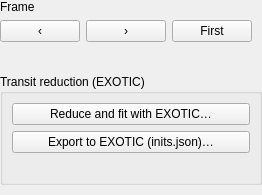
Above: nightscribe/gui/ui/ufe_visit_panel.ui from irydeo/nightscribe before the change. Below: the same form after it.
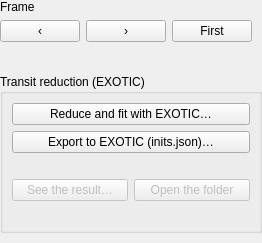
That is the form after the change.

Commit message: exotic: the result comes back to where it was launched from

```diff
--- a/nightscribe/gui/ui/ufe_visit_panel.ui
+++ b/nightscribe/gui/ui/ufe_visit_panel.ui
@@ -39,6 +39,13 @@
      <layout class="QVBoxLayout" name="vbox_exotic">
       <item><widget class="QPushButton" name="btn_exotic_reduce"><property name="text"><string>Reduce and fit with EXOTIC…</string></property><property name="toolTip"><string>Generate the visit's inits.json, run EXOTIC headless and import its light curve and fitted parameters. Uses the open frame as the reference and the sequence built above</string></property></widget></item>
       <item><widget class="QPushButton" name="btn_exotic_export"><property name="text"><string>Export to EXOTIC (inits.json)…</string></property><property name="toolTip"><string>Pre-filled EXOTIC initialization file: planet, observatory, camera and filter</string></property></widget></item>
+      <item><widget class="QLabel" name="lbl_exotic_result"><property name="text"><string/></property><property name="wordWrap"><bool>true</bool></property><property name="toolTip"><string>The last reduction of this visit: its transit time and radius ratio. «See the result» opens the numbers, the light curve and every file it wrote</string></property></widget></item>
+      <item>
+       <layout class="QHBoxLayout" name="row_exotic_result">
+        <item><widget class="QPushButton" name="btn_exotic_result"><property name="text"><string>See the result…</string></property><property name="toolTip"><string>The fitted parameters, the light curve EXOTIC drew and every file the reduction wrote (field figures, diagnostics, the AAVSO report), each one a double click from the system</string></property><property name="enabled"><bool>false</bool></property></widget></item>
+        <item><widget class="QPushButton" name="btn_exotic_folder"><property name="text"><string>Open the folder</string></property><property name="toolTip"><string>Open the project's EXOTIC work folder with the file manager</string></property><property name="enabled"><bool>false</bool></property></widget></item>
+       </layout>
+      </item>
       <item><widget class="QLabel" name="lbl_exotic_status"><property name="text"><string/></property><property name="wordWrap"><bool>true</bool></property></widget></item>
      </layout>
     </widget>
```
The commit also changes 25 other files.
